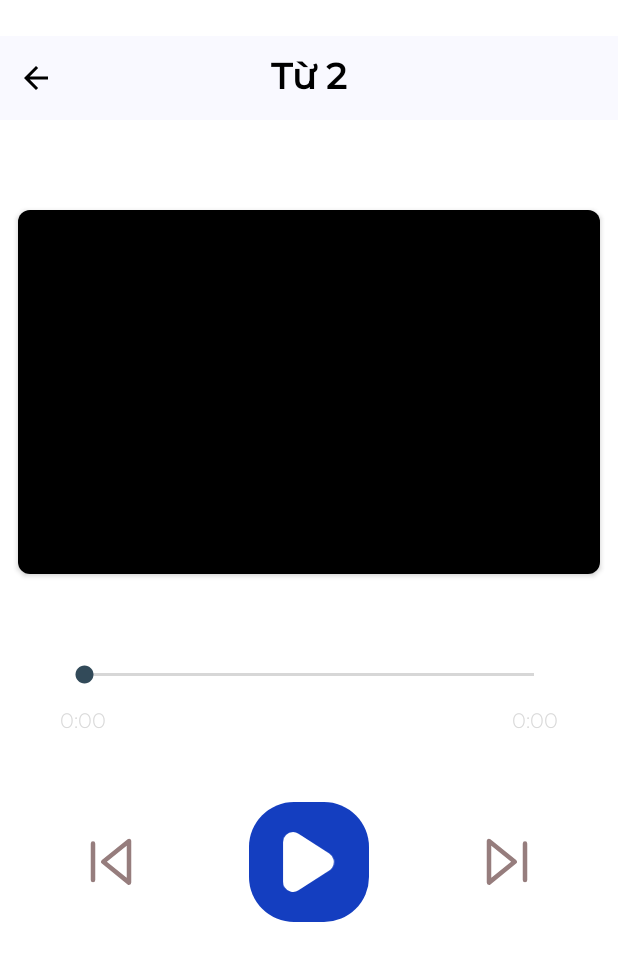
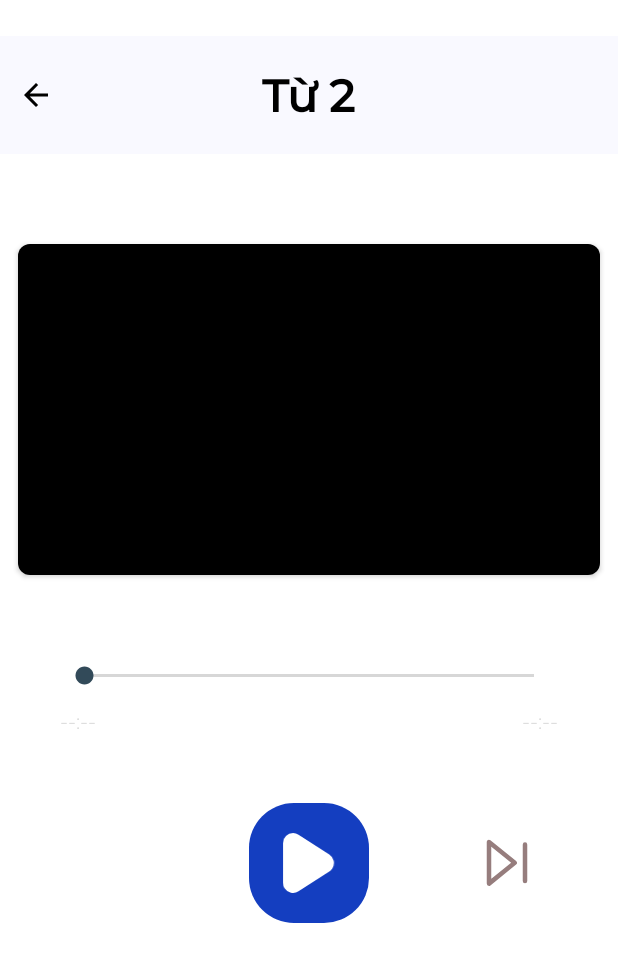
Before and after one commit to diep312/pSignLanguage, an Android app: the VideoViewActivity screen opened directly, with no data from a screen before it, on a phone screen of 412 x 824 dp. Shown: the top 962 px of the screen. Run offline under Robolectric (Android 15) with nearby library versions, the light colour scheme and no system bars; our stand-ins replace data binding; network calls fail.

Commit message:
Added video controller for screen

```diff
--- a/app/src/main/res/color/custom_color_bottom_nav.xml
+++ b/app/src/main/res/color/custom_color_bottom_nav.xml
@@ -1,5 +1,5 @@
 <?xml version="1.0" encoding="utf-8"?>
 <selector xmlns:android="http://schemas.android.com/apk/res/android">
     <item android:color="@color/color_highlight" android:state_checked="true" />
-    <item android:color="@color/color_gray" android:state_checked="false" />
+    <item android:color="#967D7D" android:state_checked="false" />
 </selector>
--- a/app/src/main/res/layout/acivity_video_view.xml
+++ b/app/src/main/res/layout/acivity_video_view.xml
@@ -11,7 +11,7 @@
         <androidx.constraintlayout.widget.ConstraintLayout
             android:id="@+id/layout_action_bar"
             android:layout_width="match_parent"
-            android:layout_height="@dimen/dp56"
+            android:layout_height="wrap_content"
             android:background="@color/color_bg"
             app:layout_constraintTop_toTopOf="parent"
             tools:layout_editor_absoluteX="16dp">
@@ -30,13 +30,17 @@
 
             <TextView
                 android:id="@+id/tv_word"
-                android:layout_width="128dp"
-                android:layout_height="35dp"
+                android:layout_width="250dp"
+                android:layout_height="wrap_content"
+                android:paddingVertical="20dp"
                 android:text="Từ 2"
                 android:textAlignment="center"
                 android:textColor="@color/black"
-                android:textSize="24sp"
+                android:textSize="@dimen/sp30"
+                android:ellipsize="end"
                 android:textStyle="bold"
+                android:maxLines="1"
+
                 app:layout_constraintBottom_toBottomOf="parent"
                 app:layout_constraintEnd_toEndOf="parent"
                 app:layout_constraintHorizontal_bias="0.498"
@@ -55,7 +59,7 @@
             android:background="@color/transparent"
             android:outlineProvider="background"
             app:cardCornerRadius="@dimen/dp8"
-            app:layout_constraintDimensionRatio="1.6:1"
+            app:layout_constraintDimensionRatio="1.76:1"
             app:layout_constraintEnd_toEndOf="parent"
             app:layout_constraintStart_toStartOf="parent"
             app:layout_constraintTop_toBottomOf="@+id/layout_action_bar">
@@ -68,7 +72,8 @@
                 android:background="@color/color_gray"
                 android:backgroundTint="@color/color_gray"
                 app:default_artwork="@color/color_gray"
-                app:use_artwork="true" />
+                app:use_artwork="true"
+                app:auto_show="false"/>
 
         </androidx.cardview.widget.CardView>
 
@@ -95,7 +100,7 @@
                 android:layout_alignParentStart="true"
                 android:layout_marginTop="12dp"
                 android:fontFamily="@font/montserrat_light"
-                android:text="0:00"
+                android:text="--:--"
                 android:textColor="@color/color_gray" />
 
             <TextView
@@ -107,7 +112,7 @@
                 android:layout_marginTop="12dp"
                 android:fontFamily="@font/montserrat_light"
                 android:textColor="@color/color_gray"
-                android:text="0:00"/>
+                android:text="--:--"/>
         </RelativeLayout>
 
         <RelativeLayout
@@ -117,13 +122,7 @@
             android:layout_marginTop="45dp"
             android:paddingHorizontal="60dp">
 
-            <ImageView
-                android:layout_width="wrap_content"
-                android:layout_height="wrap_content"
-                android:src="@drawable/ic_skip_back"
-                android:layout_centerVertical="true"
-                android:layout_alignParentStart="true"
-                android:id="@+id/btn_prev"/>
+
 
             <ImageView
                 android:layout_width="wrap_content"
@@ -132,7 +131,7 @@
                 android:layout_centerVertical="true"
                 android:layout_alignParentEnd="true"
                 android:scaleX='-1'
-                android:id="@+id/btn_next"/>
+                android:id="@+id/btn_replay"/>
 
             <ImageView
                 android:id="@+id/btn_play"
--- a/app/src/main/res/layout/item_label.xml
+++ b/app/src/main/res/layout/item_label.xml
@@ -34,7 +34,7 @@
             android:maxLines="3"
             android:text="Label"
             android:textColor="@color/black"
-            android:textSize="@dimen/sp24"
+            android:textSize="20sp"
             app:layout_constraintBottom_toBottomOf="parent"
             app:layout_constraintEnd_toEndOf="parent"
             app:layout_constraintStart_toEndOf="@id/imv_label"
@@ -43,12 +43,10 @@
         <ImageView
             android:layout_width="wrap_content"
             android:layout_height="wrap_content"
-            android:layout_marginEnd="16dp"
+            android:layout_marginEnd="10dp"
             android:background="@drawable/bg_radius_8"
             android:minWidth="0dp"
             android:minHeight="0dp"
-            android:paddingHorizontal="@dimen/dp12"
-            android:paddingVertical="@dimen/dp8"
             android:src="@drawable/ic_save"
             android:text="@string/str_pick"
             android:textAllCaps="true"
```
Also changed, not shown: app/src/main/java/com/ptit/signlanguage/ui/score/VideoViewActivity.kt (+45 -14 lines), app/src/main/res/layout/item_course.xml (+8 -7 lines), app/src/main/res/drawable/im_default.png.
